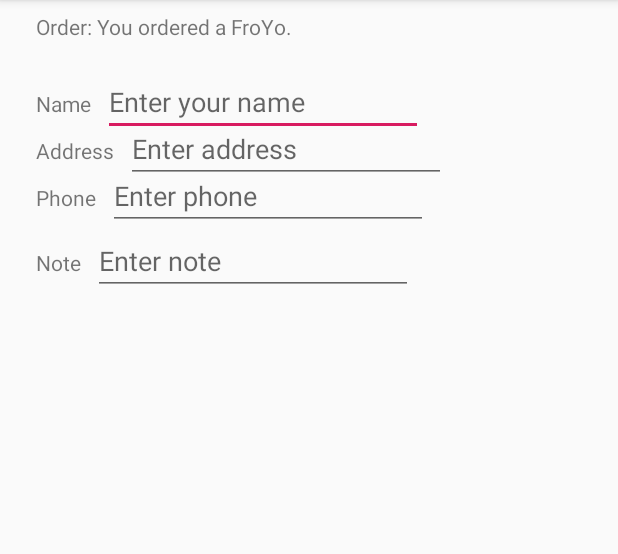
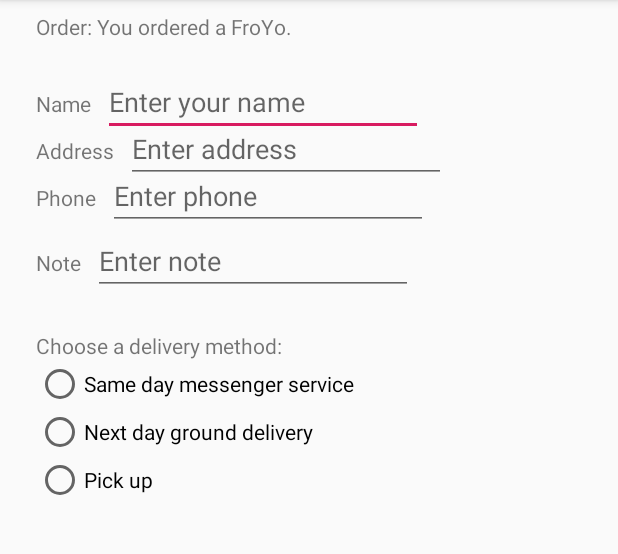
Before and after one commit to Yunji-Leo/AndroidCodelabs, an Android app: the screen it shows after launch (OrderActivity), after a tap on an icon or button, on a phone screen of 412 x 824 dp, the part 84-638 px from its top. Run offline under Robolectric (Android 15) with nearby library versions, the phone set to English and light mode, and no system bars.

Commit message:
Radio button

```diff
--- a/DroidCafe/app/src/main/res/layout/activity_order.xml
+++ b/DroidCafe/app/src/main/res/layout/activity_order.xml
@@ -108,4 +108,46 @@
         android:inputType="textMultiLine|textCapSentences"
         app:layout_constraintBaseline_toBaselineOf="@+id/note_label"
         app:layout_constraintStart_toEndOf="@+id/note_label" />
+
+    <TextView
+        android:id="@+id/delivery_label"
+        android:layout_width="wrap_content"
+        android:layout_height="wrap_content"
+        android:layout_marginStart="24dp"
+        android:layout_marginLeft="24dp"
+        android:layout_marginTop="24dp"
+        android:text="@string/choose_delivery_method"
+        app:layout_constraintStart_toStartOf="parent"
+        app:layout_constraintTop_toBottomOf="@+id/note_text" />
+
+    <RadioGroup
+        android:layout_width="wrap_content"
+        android:layout_height="wrap_content"
+        android:layout_marginLeft="24dp"
+        android:layout_marginStart="24dp"
+        android:orientation="vertical"
+        app:layout_constraintStart_toStartOf="parent"
+        app:layout_constraintTop_toBottomOf="@id/delivery_label">
+
+        <RadioButton
+            android:id="@+id/sameday"
+            android:layout_width="wrap_content"
+            android:layout_height="wrap_content"
+            android:onClick="onRadioButtonClicked"
+            android:text="@string/same_day_messenger_service" />
+
+        <RadioButton
+            android:id="@+id/nextday"
+            android:layout_width="wrap_content"
+            android:layout_height="wrap_content"
+            android:onClick="onRadioButtonClicked"
+            android:text="@string/next_day_ground_delivery" />
+
+        <RadioButton
+            android:id="@+id/pickup"
+            android:layout_width="wrap_content"
+            android:layout_height="wrap_content"
+            android:onClick="onRadioButtonClicked"
+            android:text="@string/pick_up" />
+    </RadioGroup>
 </androidx.constraintlayout.widget.ConstraintLayout>
--- a/DroidCafe/app/src/main/res/values/strings.xml
+++ b/DroidCafe/app/src/main/res/values/strings.xml
@@ -17,4 +17,8 @@
     <string name="enter_phone_hint">Enter phone</string>
     <string name="note_label_text">Note</string>
     <string name="enter_note_hint">Enter note</string>
+    <string name="choose_delivery_method">Choose a delivery method:</string>
+    <string name="same_day_messenger_service">Same day messenger service</string>
+    <string name="next_day_ground_delivery">Next day ground delivery</string>
+    <string name="pick_up">Pick up</string>
 </resources>
```
Also changed, not shown: DroidCafe/app/src/main/java/com/example/droidcafe/OrderActivity.java (+32 -0 lines).
